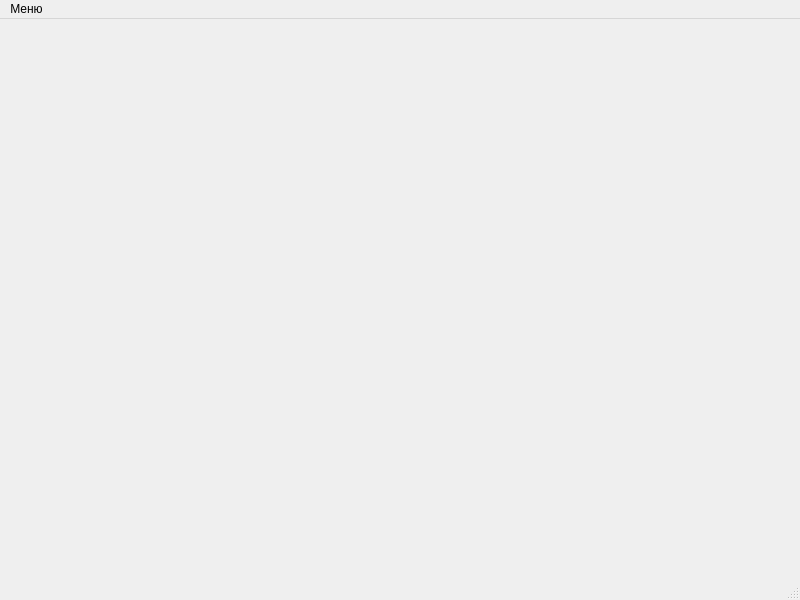
Qt form Window_design.ui (sampletext117/Hex-redactor) before a commit.
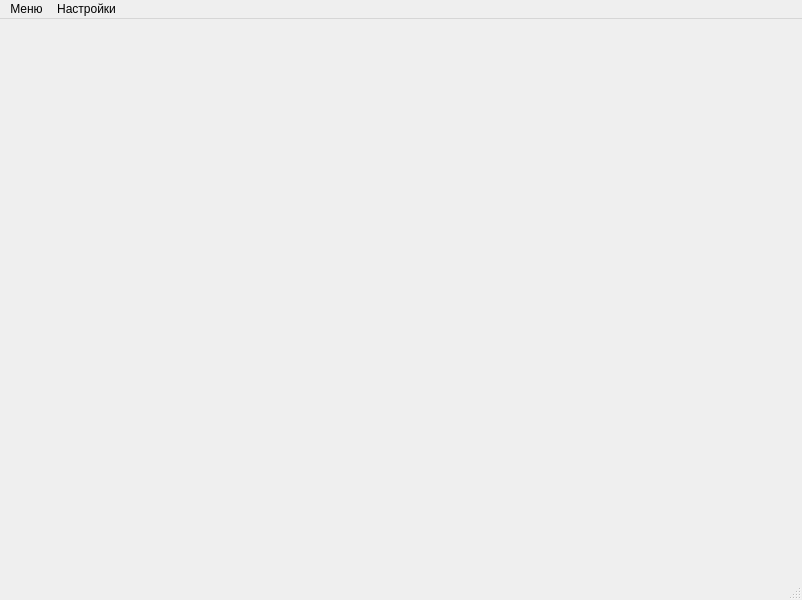
The same form after that commit. Icons and pictures are not drawn.

Commit message: Добавлено изменение шривтов и цвета текстового поля

```diff
--- a/Window_design.ui
+++ b/Window_design.ui
@@ -6,7 +6,7 @@
    <rect>
     <x>0</x>
     <y>0</y>
-    <width>800</width>
+    <width>802</width>
     <height>600</height>
    </rect>
   </property>
@@ -19,7 +19,7 @@
     <rect>
      <x>0</x>
      <y>0</y>
-     <width>800</width>
+     <width>802</width>
      <height>21</height>
     </rect>
    </property>
@@ -30,7 +30,15 @@
     <addaction name="action_3"/>
     <addaction name="action_4"/>
    </widget>
+   <widget class="QMenu" name="menu_2">
+    <property name="title">
+     <string>Настройки</string>
+    </property>
+    <addaction name="action_2"/>
+    <addaction name="action_5"/>
+   </widget>
    <addaction name="menu"/>
+   <addaction name="menu_2"/>
   </widget>
   <widget class="QStatusBar" name="statusbar"/>
   <action name="action">
```
Left out of the diff: 19 changed lines with no effect on the pictures. The commit also changes 1 other file.
